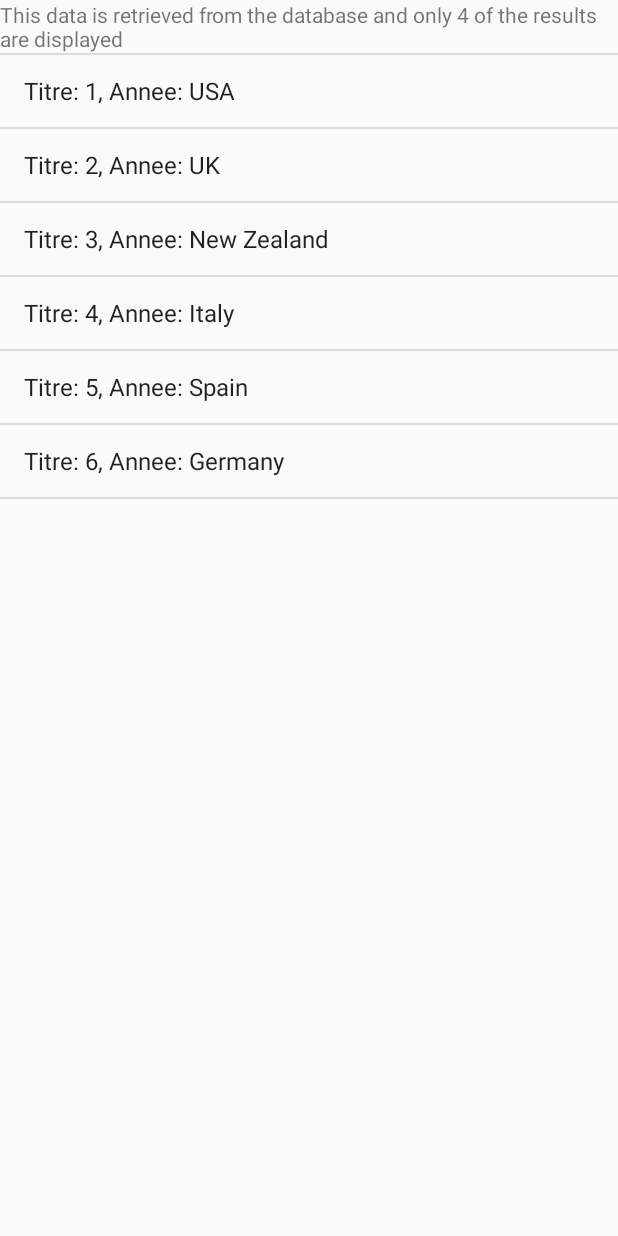
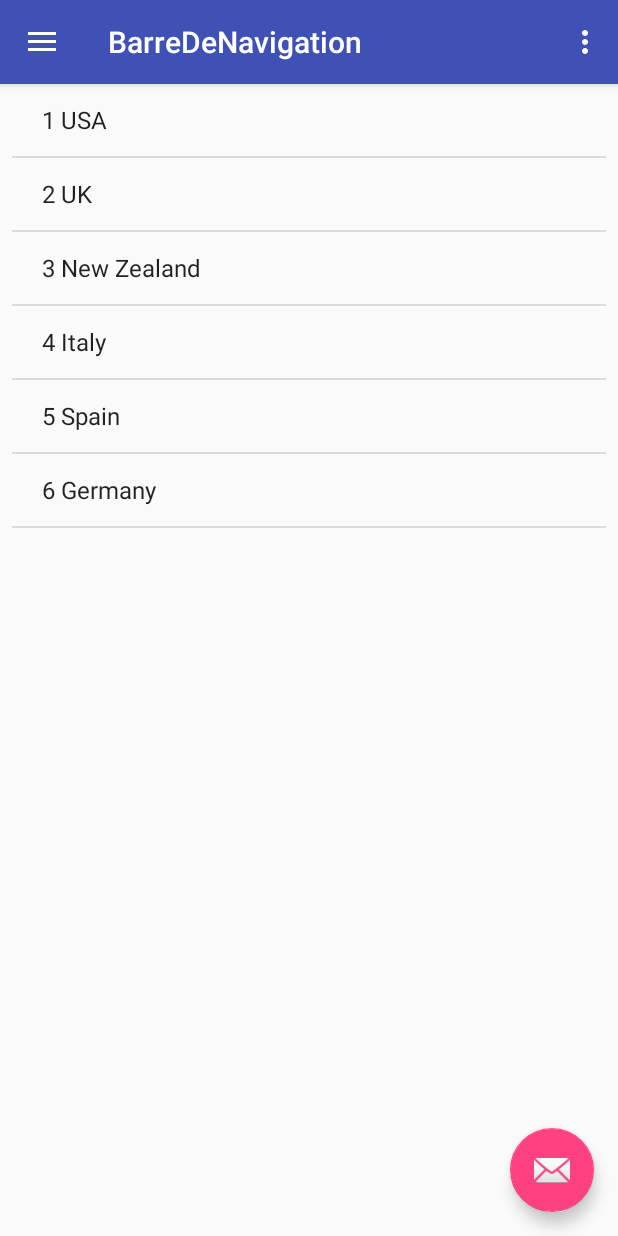
Before and after one commit to zezain/ListView3, an Android app: the screen it shows after launch (DataListView before the commit, BarreDeNavigation after it), after a tap on "Import", on a phone screen of 412 x 824 dp. Run offline under Robolectric (Android 15) with nearby library versions, the phone set to English and light mode, and no system bars; 1 other tap on this screen came first.

Commit message:
First Fragment fonctionnel

```diff
--- a/app/src/main/java/com/exemple/listview/BarreDeNavigation.java
+++ b/app/src/main/java/com/exemple/listview/BarreDeNavigation.java
@@ -84,10 +84,9 @@ public class BarreDeNavigation extends AppCompatActivity
         //FragmentManager fragmentManager = getSupportFragmentManager();
 
         if (id == R.id.nav_camera) {
-            Intent intent = new Intent(BarreDeNavigation.this, DataListView.class);
-            startActivity(intent);
+            getFragmentManager().beginTransaction().replace(R.id.content_frame, new FirstFragment()).commit();
         } else if (id == R.id.nav_gallery) {
-            getFragmentManager().beginTransaction().replace(R.id.content_frame, new FirstFragment()).commit();
+
 
         } else if (id == R.id.nav_slideshow) {
 
--- a/app/src/main/java/com/exemple/listview/DBHelper.java
+++ b/app/src/main/java/com/exemple/listview/DBHelper.java
@@ -21,7 +21,7 @@ public class DBHelper extends SQLiteOpenHelper{
 	public static String DBName = "filmotec.db";
 	public static final int version = '1';
 	public static Context currentContext;
-	public static String tableName = "pays";
+	//public static String tableName = "pays";
 
 
 	public DBHelper(Context context) {
--- a/app/src/main/java/com/exemple/listview/DataListView.java
+++ b/app/src/main/java/com/exemple/listview/DataListView.java
@@ -14,7 +14,7 @@ import android.widget.TextView;
 public class DataListView extends ListActivity {
 
 	private ArrayList<String> results = new ArrayList<String>();
-	private String tableName = DBHelper.tableName;
+	//private String tableName = DBHelper.tableName;
 	private SQLiteDatabase newDB;
     /** Called when the activity is first created. */
     @Override
@@ -43,8 +43,7 @@ public class DataListView extends ListActivity {
 			newDB = dbHelper.getWritableDatabase();
 
 			Log.d("OOOOOOOOOOOOOOOOOOOOOO","OOOOOOOOOOOOOOOOOOOOOO");
-			Cursor c = newDB.rawQuery("SELECT NumPays, Nom FROM " +
-					tableName , null);
+			Cursor c = newDB.rawQuery("SELECT NumPays, Nom FROM pays", null);
 
 			if (c != null) {
 				if (c.moveToFirst()) {
--- a/app/src/main/java/com/exemple/listview/FirstFragment.java
+++ b/app/src/main/java/com/exemple/listview/FirstFragment.java
@@ -1,19 +1,42 @@
 package com.exemple.listview;
 
-import android.app.Fragment;
+import android.app.ListFragment;
 import android.os.Bundle;
 import android.support.annotation.Nullable;
 import android.view.LayoutInflater;
 import android.view.View;
 import android.view.ViewGroup;
+import java.util.ArrayList;
 
+import android.database.Cursor;
+import android.database.sqlite.SQLiteDatabase;
+import android.database.sqlite.SQLiteException;
+import android.os.Bundle;
+import android.util.Log;
+import android.widget.ArrayAdapter;
+import android.widget.TextView;
+import android.content.Context;
+import android.annotation.SuppressLint;
+
+import android.view.LayoutInflater;
+import android.view.View;
+import android.view.ViewGroup;
+
+import android.widget.AdapterView;
+import android.widget.AdapterView.OnItemClickListener;
+import android.widget.ArrayAdapter;
+import android.widget.Toast;
 /**
  * Created by Elise on 01/05/2017.
  */
 
-public class FirstFragment extends Fragment{
+public class FirstFragment extends ListFragment{
 
     View myView;
+    private ArrayList<String> results = new ArrayList<String>();
+    //private String tableName = DBHelper.tableName;
+    private SQLiteDatabase newDB;
+
     @Nullable
     @Override
     public View onCreateView(LayoutInflater inflater, @Nullable ViewGroup container, Bundle savedInstanceState) {
@@ -21,4 +44,62 @@ public class FirstFragment extends Fragment{
         return myView;
 
     }
+
+
+    @Override
+    public void onActivityCreated(Bundle savedInstanceState) {
+        super.onActivityCreated(savedInstanceState);
+        openAndQueryDatabase();
+        setListAdapter(new ArrayAdapter<String>(getActivity(),android.R.layout.simple_list_item_1, results));
+        getListView().setTextFilterEnabled(true);
+    }
+
+
+ /*   *//** Called when the activity is first created. *//*
+    @Override
+    public void onCreate(Bundle savedInstanceState) {
+        super.onCreate(savedInstanceState);
+        openAndQueryDatabase();
+        displayResultList();
+    }
+*/
+
+//    private void displayResultList() {
+//
+//        setListAdapter(new ArrayAdapter<String>(getActivity(),android.R.layout.simple_list_item_1, results));
+//        getListView().setTextFilterEnabled(true);
+//
+//    }
+    private void openAndQueryDatabase() {
+        try {
+            DBHelper dbHelper = new DBHelper(getActivity().getApplicationContext());
+            newDB = dbHelper.getWritableDatabase();
+
+            Log.d("OOOOOOOOOOOOOOOOOOOOOO","OOOOOOOOOOOOOOOOOOOOOO");
+            Cursor c = newDB.rawQuery("SELECT NumPays, Nom FROM pays" , null);
+
+            if (c != null) {
+                if (c.moveToFirst()) {
+                    do {
+                        String Titre = c.getString(c.getColumnIndex("NumPays"));
+                        String Annee = c.getString(c.getColumnIndex("Nom"));
+                        results.add(" " + Titre + " " + Annee);
+                    } while (c.moveToNext());
+                }
+
+                c.close();
+            }
+
+
+        } catch (SQLiteException se ) {
+            Log.e(getClass().getSimpleName(), "Could not create or Open the database");
+            Log.d("Prout","Prout");
+        } //finally {
+//        	if (newDB != null)
+//        		newDB.execSQL("DELETE FROM " + tableName);
+//        		newDB.close();
+//        }
+
+    }
+
 }
--- a/app/src/main/res/layout/content_barre_de_navigation.xml
+++ b/app/src/main/res/layout/content_barre_de_navigation.xml
@@ -14,7 +14,7 @@
         android:layout_height="fill_parent">
 
         <TextView
-            android:text="Frame Demo"
+            android:text=""
             android:textSize="30px"
             android:textStyle="bold"
             android:layout_height="fill_parent"
--- a/app/src/main/res/layout/first_layout.xml
+++ b/app/src/main/res/layout/first_layout.xml
@@ -1,14 +1,19 @@
 <?xml version="1.0" encoding="utf-8"?>
-<RelativeLayout xmlns:android="http://schemas.android.com/apk/res/android"
-    android:layout_width="match_parent" android:layout_height="match_parent">
+<LinearLayout xmlns:android="http://schemas.android.com/apk/res/android"
+    android:orientation="vertical"
+    android:layout_width="match_parent"
+    android:layout_height="match_parent"
+    android:paddingLeft="8dp"
+    android:paddingRight="8dp">
 
-    <TextView
-        android:id="@+id/textView2"
-        android:layout_width="wrap_content"
-        android:layout_height="wrap_content"
-        android:layout_marginTop="12dp"
-        android:text="first layout"
-        android:textAppearance="@style/TextAppearance.AppCompat.Large"
-        android:layout_alignParentTop="true"
-        android:layout_centerHorizontal="true" />
-</RelativeLayout>
+    <ListView android:id="@id/android:list"
+        android:layout_width="match_parent"
+        android:layout_height="match_parent"
+        android:layout_weight="1"
+        android:drawSelectorOnTop="false"/>
+
+    <TextView android:id="@id/android:empty"
+        android:layout_width="match_parent"
+        android:layout_height="match_parent"
+        android:text="No data"/>
+</LinearLayout>
```
